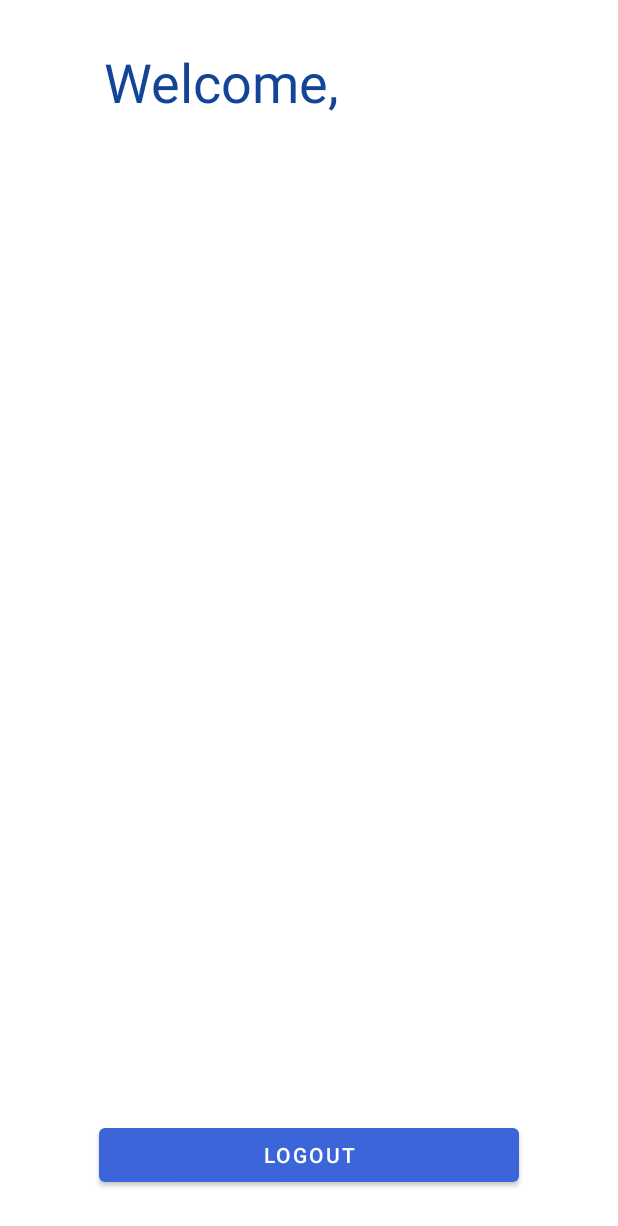
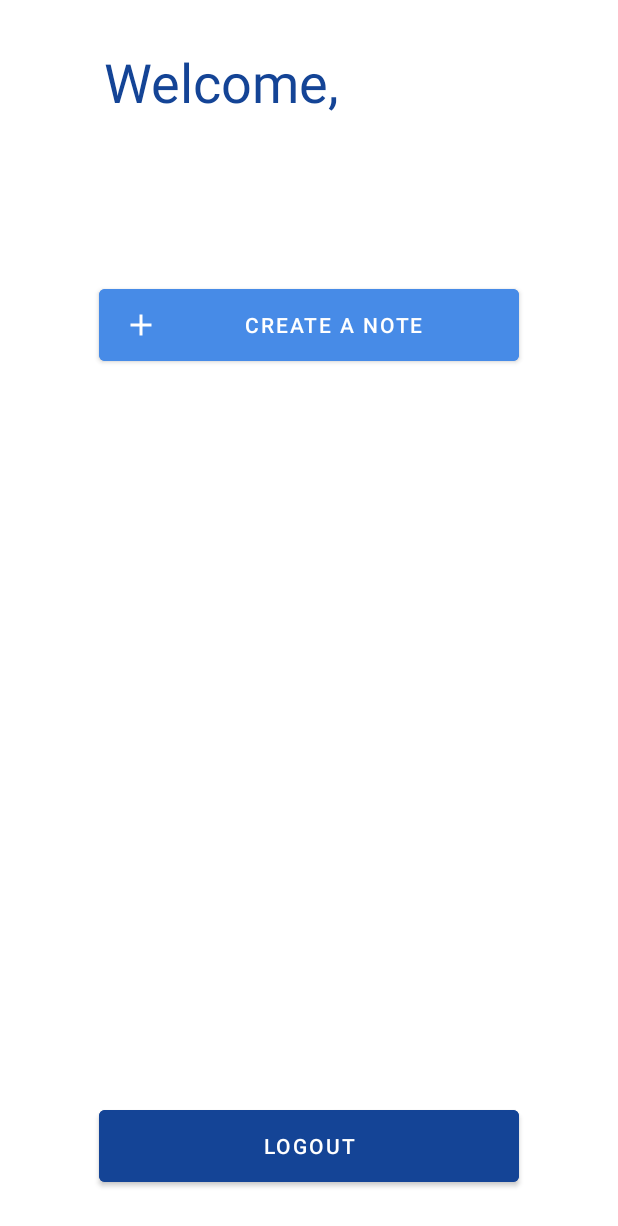
Before and after one commit to huremovicm/NeptuneNotes, an Android app: the layout activity_notes_rv.xml on its own in the app's theme, with its tools: preview values and no code run, on a phone screen of 412 x 824 dp. Shown: the top 1226 px of the screen. Run offline under Robolectric (Android 15) with nearby library versions, the phone set to English and light mode, and no system bars.

Commit message:
Date implemented, created Node editor.

```diff
--- a/app/src/main/AndroidManifest.xml
+++ b/app/src/main/AndroidManifest.xml
@@ -10,6 +10,9 @@
         android:roundIcon="@mipmap/ic_launcher_round"
         android:supportsRtl="true"
         android:theme="@style/Theme.NeptuneNotes">
+        <activity
+            android:name=".Note"
+            android:exported="false" />
         <activity
             android:name=".NotesRV"
             android:exported="false" />
--- a/app/src/main/java/com/example/neptunenotes/MainActivity.java
+++ b/app/src/main/java/com/example/neptunenotes/MainActivity.java
@@ -17,6 +17,8 @@ import com.google.android.material.textfield.TextInputEditText;
 import com.google.android.material.textfield.TextInputLayout;
 import com.google.firebase.auth.AuthResult;
 import com.google.firebase.auth.FirebaseAuth;
+
+import java.util.Date;
 
 public class MainActivity extends AppCompatActivity {
     private Button signupBtn, loginBtn;
--- /dev/null
+++ b/app/src/main/res/drawable/ic_baseline_add_24.xml
@@ -0,0 +1,5 @@
+<vector android:height="24dp" android:tint="#FFFFFF"
+    android:viewportHeight="24" android:viewportWidth="24"
+    android:width="24dp" xmlns:android="http://schemas.android.com/apk/res/android">
+    <path android:fillColor="@android:color/white" android:pathData="M19,13h-6v6h-2v-6H5v-2h6V5h2v6h6v2z"/>
+</vector>
--- a/app/src/main/res/layout/activity_notes_rv.xml
+++ b/app/src/main/res/layout/activity_notes_rv.xml
@@ -21,10 +21,33 @@
     <Button
         android:id="@+id/logout"
         android:layout_width="280dp"
-        android:layout_height="wrap_content"
+        android:layout_height="60dp"
         android:layout_marginBottom="30dp"
         android:text="@string/logout"
+        android:backgroundTint="@color/neptune_blue_150"
         app:layout_constraintBottom_toBottomOf="parent"
         app:layout_constraintEnd_toEndOf="parent"
         app:layout_constraintStart_toStartOf="parent" />
+
+    <TextView
+        android:id="@+id/dateTxt"
+        android:layout_width="wrap_content"
+        android:layout_height="wrap_content"
+        android:textSize="18sp"
+        android:layout_marginTop="20dp"
+        app:layout_constraintEnd_toEndOf="parent"
+        app:layout_constraintStart_toStartOf="parent"
+        app:layout_constraintTop_toBottomOf="@+id/greetingId" />
+
+    <Button
+        android:id="@+id/createNote"
+        android:layout_width="280dp"
+        android:layout_height="60dp"
+        android:backgroundTint="@color/neptune_blue_231"
+        android:layout_marginTop="20dp"
+        android:drawableLeft="@drawable/ic_baseline_add_24"
+        android:text="@string/new_note"
+        app:layout_constraintEnd_toEndOf="parent"
+        app:layout_constraintStart_toStartOf="parent"
+        app:layout_constraintTop_toBottomOf="@+id/dateTxt" />
 </androidx.constraintlayout.widget.ConstraintLayout>
--- a/app/src/main/res/values/strings.xml
+++ b/app/src/main/res/values/strings.xml
@@ -11,4 +11,7 @@
     <string name="create">Create account</string>
     <string name="logout">Logout</string>
     <string name="greeting">Welcome, </string>
+    <string name="new_note">Create a note</string>
+    <string name="n_title_hint">Note title</string>
+    <string name="note_txt_hint">Type your note here</string>
 </resources>
```
Also changed, not shown: app/src/main/java/com/example/neptunenotes/Note.java (added, +28 -0 lines), app/src/main/java/com/example/neptunenotes/NotesRV.java (+21 -3 lines), app/src/main/res/layout/activity_note.xml (added, +62 -0 lines).
